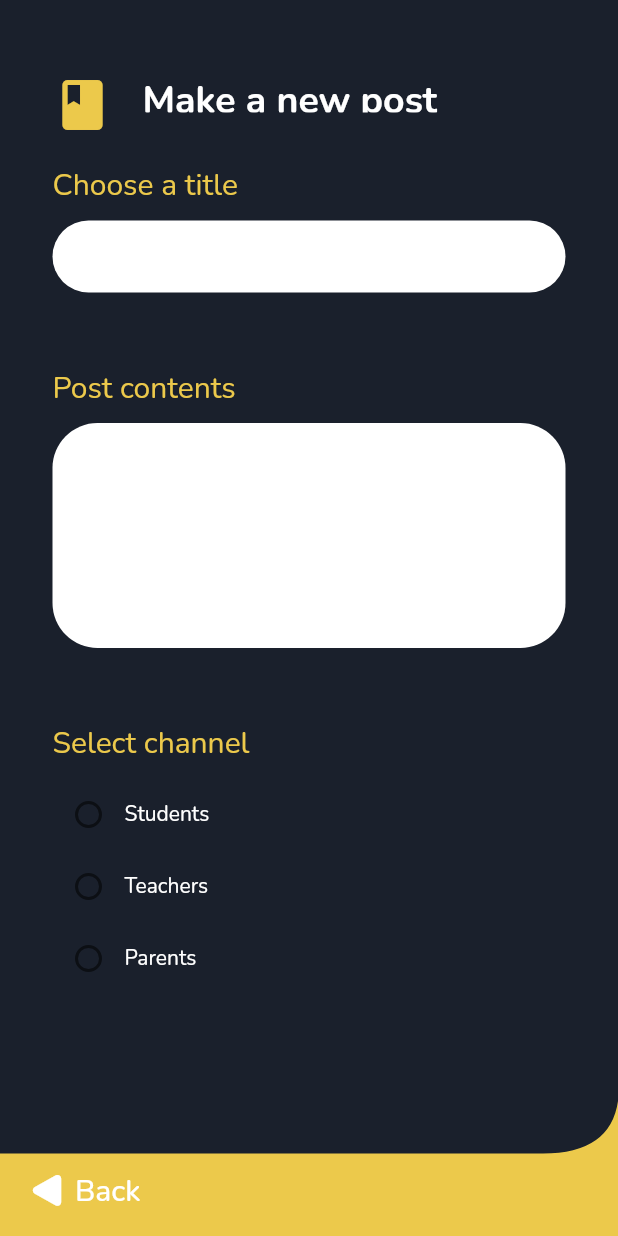
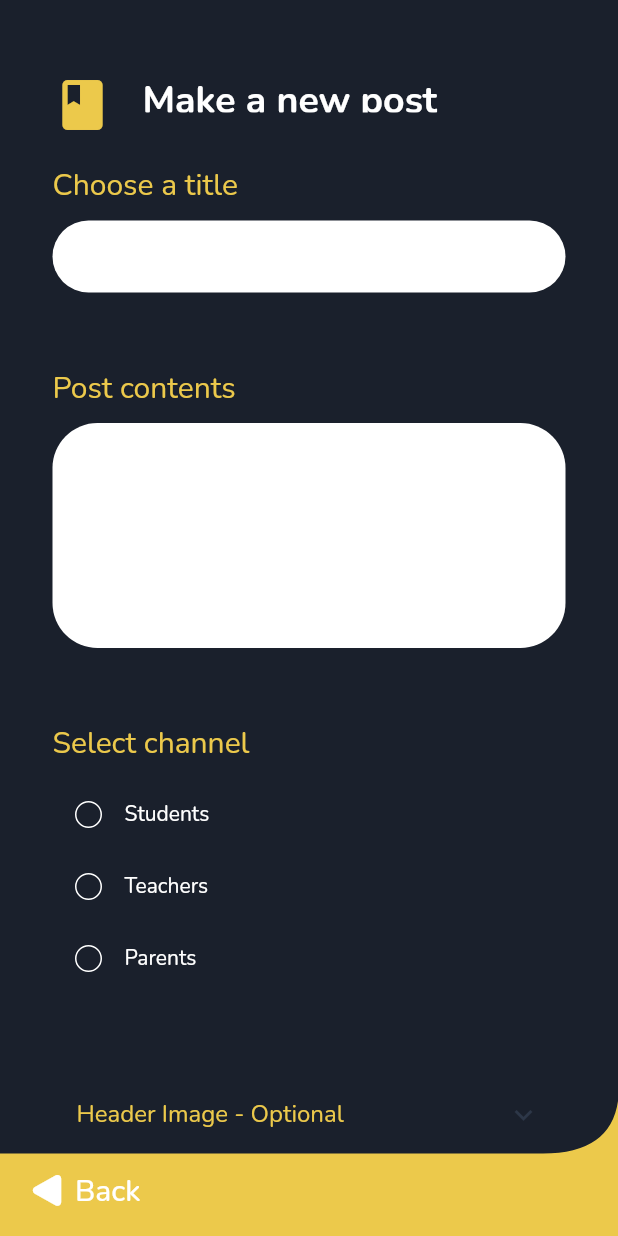
Before and after one commit to Mike4544/gojdu, a Flutter app: the PostItPage screen opened directly, on a phone screen of 412 x 824 dp. Run offline on Flutter 3.47's test engine with Material 2 defaults, Android fonts, the phone set to English and light mode, and no system bars; our stand-ins replace connectivity_plus, firebase_core, firebase_messaging, flutter_linkify, flutter_native_splash, flutter_spinkit and 7 more; missing offline and left inert: animate_icons, dart:ffi; accounts and stored records are empty; statements that could not run were skipped.

Commit message:
Added the add image button

```diff
--- a/lib/main.dart
+++ b/lib/main.dart
@@ -36,6 +36,8 @@ import 'firebase_options.dart';
 
 // Import the verified page
 import 'package:gojdu/pages/verified.dart';
+
+import 'package:gojdu/others/colors.dart';
 
 
 String type = '';
--- a/lib/pages/news.dart
+++ b/lib/pages/news.dart
@@ -35,6 +35,9 @@ import 'package:firebase_messaging/firebase_messaging.dart';
 
 import 'package:flutter_linkify/flutter_linkify.dart';
 import 'package:url_launcher/url_launcher.dart';
+import 'package:image_picker/image_picker.dart';
+import 'dart:io';
+import 'dart:async';
 
 
 
@@ -3760,6 +3763,14 @@ class _PostItPageState extends State<PostItPage> {
   List<bool?> classes = [false, false, false];
   String errorText = '';
 
+  //  Image text
+  String _imageText = 'Add Image';
+  final ImagePicker _picker = ImagePicker();
+  late XFile? image;
+
+
+
+
 
   @override
   Widget build(BuildContext context) {
@@ -3861,7 +3872,8 @@ class _PostItPageState extends State<PostItPage> {
                         children: [
                           Checkbox(
                             activeColor: ColorsB.yellow500,
-                            shape: const CircleBorder(),
+                            shape: const CircleBorder(side: BorderSide(color: Colors.white, width: 1)),
+                            side: const BorderSide(color: Colors.white, width: 1),
                             value: classes[0],
                             onChanged: (value) {
                               setState(() {
@@ -3882,6 +3894,7 @@ class _PostItPageState extends State<PostItPage> {
                             Checkbox(
                               activeColor: ColorsB.yellow500,
                               shape: const CircleBorder(),
+                              side: const BorderSide(color: Colors.white, width: 1),
                               value: classes[1],
                               onChanged: (value) {
                                 setState(() {
@@ -3903,6 +3916,7 @@ class _PostItPageState extends State<PostItPage> {
                             Checkbox(
                               activeColor: ColorsB.yellow500,
                               shape: const CircleBorder(),
+                              side: const BorderSide(color: Colors.white, width: 1),
                               value: classes[2],
                               onChanged: (value) {
                                 setState(() {
@@ -3930,6 +3944,58 @@ class _PostItPageState extends State<PostItPage> {
 
                   ),
 
+                  const SizedBox(height: 25),
+                  ExpansionTile(
+
+                    collapsedIconColor: ColorsB.gray800,
+                    iconColor: ColorsB.yellow500,
+                    title: const Text(
+                      'Header Image - Optional',
+                      style: TextStyle(
+                        color: ColorsB.yellow500,
+                      ),
+                    ),
+                    children: [
+                      TextButton.icon(
+                        onPressed: () async {
+                          //  Image picker things
+
+                          try{
+                            final _image = await _picker.pickImage(source: ImageSource.gallery);
+                            if(_image == null) return;
+
+                            final imagTemp = XFile(_image.path);
+                            image = imagTemp;
+
+                            setState(() {
+                              _imageText = image!.name;
+                            });
+                          } catch(e) {
+                            setState(() {
+                              _imageText = 'Error! ${e.toString()}';
+                            });
+                          }
+
+                        },
+                        icon: const Icon(
+                          Icons.add_a_photo,
+                          color: Colors.white,
+                        ),
+                        label: Text(
+                          _imageText,
+                          overflow: TextOverflow.ellipsis,
+                          maxLines: 1,
+                          softWrap: false,
+                          style: const TextStyle(
+                            color: Colors.white,
+
+                          ),
+                        ),
+                      )
+                    ],
+                  ),
+
+
                   const SizedBox(height: 100,),
                   Row(
                     mainAxisAlignment: MainAxisAlignment.spaceBetween,
@@ -3962,6 +4028,7 @@ class _PostItPageState extends State<PostItPage> {
                                     _className = 'Parents';
                                     break;
                                 }
+
 
 
                                 try {
@@ -4042,7 +4109,24 @@ class _PostItPageState extends State<PostItPage> {
                       Opacity(
                         opacity: _postTitleController.text.isEmpty || _postController.text.isEmpty  || (classes[0] == false && classes[1] == false && classes[2] == false) ? 0.5 : 1,
                         child: TextButton(
-                          onPressed: () {
+                          onPressed: () async {
+
+                            // try{
+                            //   if(image != null){
+                            //     var request = http.MultipartRequest("POST", Uri.parse("https://automemeapp.com/gojdu/imgs"));
+                            //     var multipartFile = await http.MultipartFile.fromPath('file', image!.path);
+                            //
+                            //     request.files.add(multipartFile);
+                            //
+                            //     http.StreamedResponse response = await request.send();
+                            //     print(response.statusCode);
+                            //   }
+                            // } catch(e){
+                            //   print(e);
+                            // }
+
+                            //TODO: Make the upload work
+
 
                             if(_formKey.currentState!.validate() && !(classes[0] == false && classes[1] == false && classes[2] == false)) {
 
--- a/pubspec.yaml
+++ b/pubspec.yaml
@@ -50,6 +50,7 @@ dependencies:
   overlay_support: ^1.2.1
   flutter_linkify: ^5.0.2
   url_launcher: ^6.1.2
+  image_picker: ^0.8.5+3
 
 flutter_native_splash:
   color: '#1A202C'
```
Also changed, not shown: pubspec.lock, 1 other file.
